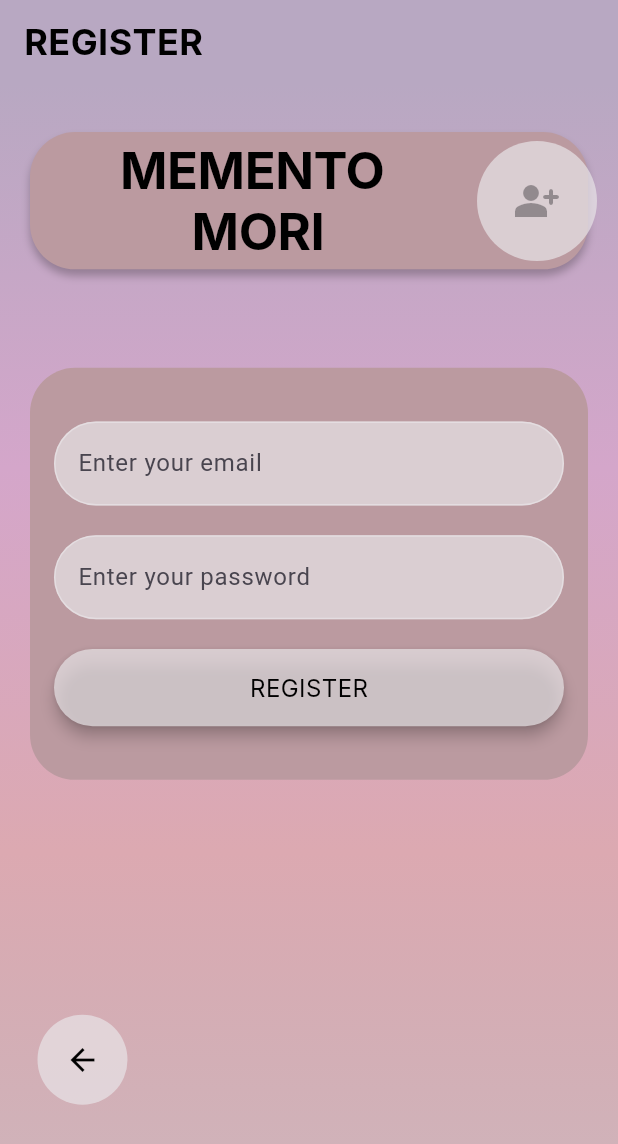
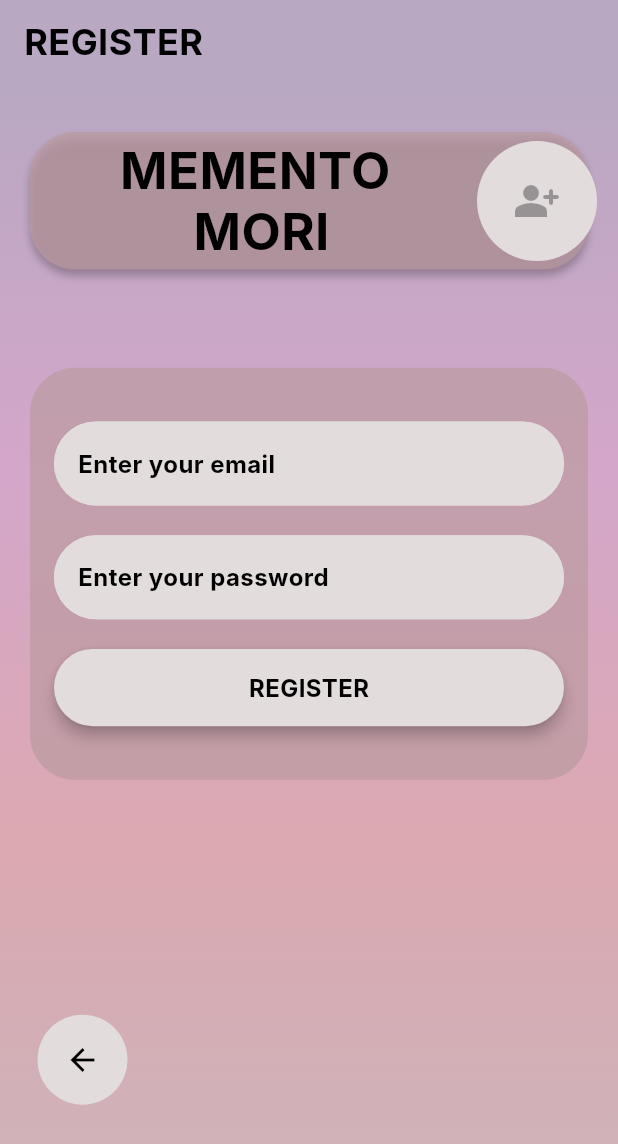
Before and after one commit to fickleDude/Diary-App, a Flutter app: the screen it shows after launch, after a tap on the "person add alt" icon, on a phone screen of 412 x 824 dp. Shown: the top 1144 px of the screen. Run offline on Flutter 3.47's test engine with Material 3 defaults, Android fonts, the phone set to English and light mode, and no system bars; our stand-ins replace firebase_core, shared_preferences, sqflite; accounts and stored records are empty; Roboto replaces fonts that are missing (Inter).

Commit message:
add validation to email, password text fields replace snackbar extract constants

```diff
--- a/lib/UI/login_page.dart
+++ b/lib/UI/login_page.dart
@@ -1,14 +1,23 @@
 import 'package:diary/UI/note_list_page.dart';
 import 'package:diary/UI/register_page.dart';
+import 'package:diary/utils/text_field.dart';
 import 'package:flutter/gestures.dart';
 import 'package:flutter/material.dart';
 import 'package:shared_preferences/shared_preferences.dart';
 
+import '../utils/constants.dart';
 import 'admin_page.dart';
 
-class LoginPage extends StatefulWidget {
+class LoginPage extends StatefulWidget{
   @override
   _LoginPageState createState() => _LoginPageState();
+
+  static PageRouteBuilder getRoute() {
+    return PageRouteBuilder(pageBuilder: (_, __, ___) {
+      return LoginPage();
+    });
+  }
+
 }
 
 class _LoginPageState extends State<LoginPage> {
@@ -29,13 +38,6 @@ class _LoginPageState extends State<LoginPage> {
     _loadCredentials();
   }
 
-  @override
-  void didChangeDependencies() {
-    super.didChangeDependencies();
-    screenHeight = MediaQuery.of(context).size.height;
-    screenWidth = MediaQuery.of(context).size.width;
-  }
-
   Future<void> _loadCredentials() async {
     _prefs = await SharedPreferences.getInstance();
   }
@@ -44,44 +46,36 @@ class _LoginPageState extends State<LoginPage> {
     String email = _emailController.text;
     String password = _passwordController.text;
 
-    // Check if the incoming user is an administrator
+    //ADMIN
     if (email == 'admin' && password == 'adminPassword') {
       // Authorization successful for administrator
       // Open the administration panel
       Navigator.push(
         context,
-        MaterialPageRoute(builder: (context) => AdminPage()),
+        AdminPage.getRoute(),
       );
-    } else {
-      // Остальные пользователи
+    }
+    // USERS
+    else {
       String? storedPassword = _prefs.getString(email);
-
+      //CORRECT
       if (storedPassword != null && password == storedPassword) {
-        // Credentials are correct, allow login
-        // Your further logic for successful login
-        print('Login successful');
-        final snackbar = SnackBar(
-          content: Text('Login successful'),
-          duration: Duration(seconds: 2),
-        );
-        scaffoldMessengerKey.currentState?.showSnackBar(snackbar);
-
+        dialog(context: context, text: 'Login successful');
         Navigator.push(
           context,
           MaterialPageRoute(builder: (context) => NoteListPage(username: email)),
         );
-      } else {
-        // Credentials are incorrect
-        final snackbar = SnackBar(
-          content: Text('Invalid credentials'),
-          duration: Duration(seconds: 2),
-        );
-        scaffoldMessengerKey.currentState?.showSnackBar(snackbar);
-        print('Login failed');
+      }
+      //INCORRECT
+      else if(storedPassword == null) {
+        dialog(context: context, text: 'User ${email} not found');
+      }
+      else{
+        dialog(context: context, text: 'Wrong credentials');
       }
     }
 
-    // Clear text fields
+    //CLEAR
     _emailController.clear();
     _passwordController.clear();
   }
@@ -89,57 +83,38 @@ class _LoginPageState extends State<LoginPage> {
   void _register() {
     Navigator.push(
       context,
-      MaterialPageRoute(builder: (context) => RegisterPage()),
+      RegisterPage.getRoute(),
     );
   }
+
   void _changePassword() {
     String email = _emailController.text;
     String newPassword = _passwordController.text;
-    print(email);
-// Check if a user with this email exists
-    if (_prefs.getKeys().contains(email)) {
-      // Now we need to check if this is a password change for the admin user
-      if (email != 'admin') {
-        _prefs.setString(email, newPassword); // Change the password
-        ScaffoldMessenger.of(context).showSnackBar(
-          SnackBar(
-            content: Text('Password changed successfully'),
-            duration: Duration(seconds: 2),
-          ),
-        );
-      } else {
-        // If this is the admin user, then you need to display a message about prohibiting password changes
-        ScaffoldMessenger.of(context).showSnackBar(
-          SnackBar(
-            content: Text('Changing password for admin is not allowed here'),
-            duration: Duration(seconds: 2),
-          ),
-        );
-      }
-    } else {
-      ScaffoldMessenger.of(context).showSnackBar(
-        SnackBar(
-          content: Text('User is not found'),
-          duration: Duration(seconds: 2),
-        ),
-      );
+
+    //ADMIN
+    if(email == 'admin'){
+      dialog(context: context, text:'Changing password for admin is not allowed here');
+    }
+    //USER EXISTS
+    else if (_prefs.getKeys().contains(email)){
+      _prefs.setString(email, newPassword); // Change the password
+      dialog(context:context, text:'Password changed successfully');
+    }
+    //USER DOESN'T EXISTS
+    else{
+      dialog(context:context, text:'User ${email} not found');
     }
   }
 
   @override
   Widget build(BuildContext context) {
-      return MaterialApp( //для создания графического интерфейса в стиле material design
+      screenHeight = MediaQuery.of(context).size.height;
+      screenWidth = MediaQuery.of(context).size.width;
+      return MaterialApp(
           home: Scaffold(
               appBar: AppBar(
-                title: Text('LOG IN', style: TextStyle(
-                  color: Colors.black,
-                  fontSize: 24,
-                  fontFamily: 'Inter',
-                  fontWeight: FontWeight.bold,
-                  height: 0,
-                  letterSpacing: 0.30,
-                ),),
-                backgroundColor: Color(0xFFB8A8C2),
+                title: Text('LOG IN', style: getTextStyle(24),),
+                backgroundColor: backgroundPurple,
               ),
               body: Stack(
                 children: [
@@ -187,7 +162,7 @@ class _LoginPageState extends State<LoginPage> {
           alignment: Alignment.centerLeft,
           padding: EdgeInsets.only(left: 60),
           decoration: ShapeDecoration(
-            color: Color(0xB2BB9AA0),
+            color: backgroundPink,
             shape: RoundedRectangleBorder(
             borderRadius: BorderRadius.circular(30),
             ),
@@ -203,21 +178,14 @@ class _LoginPageState extends State<LoginPage> {
           child: Text(
             'MEMENTO\n MORI',
             textAlign: TextAlign.center,
-            style: TextStyle(
-              color: Colors.black,
-              fontSize: 34,
-              fontFamily: 'Inter',
-              fontWeight: FontWeight.w700,
-              height: 0,
-              letterSpacing: -0.30,
-            ),
+            style: getTextStyle(34),
           ),
         ),
         Container(
           margin: EdgeInsets.only(right: 14, top: 14),
           child: CircleAvatar(
               radius: 40,
-              backgroundColor: Color(0xB2E8E4E7),
+              backgroundColor: primaryColor,
               child: IconButton(
                 icon: Icon(Icons.person_add_alt_rounded, size: 32,),
                 color: Colors.black,
@@ -235,7 +203,7 @@ class _LoginPageState extends State<LoginPage> {
       padding: EdgeInsets.all(16),
       height: screenHeight / 3,
       decoration: ShapeDecoration(
-        color: Color(0xB2BB9AA0),
+        color: backgroundPink,
         shape: RoundedRectangleBorder(
           borderRadius: BorderRadius.circular(30),
         ),
@@ -244,78 +212,39 @@ class _LoginPageState extends State<LoginPage> {
         mainAxisAlignment: MainAxisAlignment.spaceEvenly,
         crossAxisAlignment: CrossAxisAlignment.center,
         children: [
-          TextFormField(
+          CustomTextField(
+            hintText: "Enter your email",
             controller: _emailController,
-            decoration: InputDecoration(
-              hintText: "Enter your email",
-              filled: true,
-              fillColor: Color(0xB2E8E4E7),
-              focusedBorder: OutlineInputBorder(
-                borderSide: BorderSide(color: Color(0xB2E8E4E7)),
-                borderRadius: BorderRadius.circular(30),
-              ),
-              enabledBorder: OutlineInputBorder(
-                borderSide: BorderSide(color: Color(0xB2E8E4E7)),
-                borderRadius: BorderRadius.circular(30),
-              ),
-            ),
+            keyboardType: TextInputType.emailAddress,
+            isPassword: false,
           ),
-          TextFormField(
+          CustomTextField(
+            hintText: "Enter your password",
             controller: _passwordController,
-            decoration: InputDecoration(
-              hintText: "Enter your password",
-              filled: true,
-              fillColor: Color(0xB2E8E4E7),
-              enabledBorder: OutlineInputBorder(
-                borderSide: BorderSide(color: Color(0xB2E8E4E7)),
-                borderRadius: BorderRadius.circular(30),
-              ),
-              focusedBorder: OutlineInputBorder(
-                borderSide: BorderSide(color: Color(0xB2E8E4E7)),
-                borderRadius: BorderRadius.circular(30),
-              ),
-            ),
+            isPassword: true,
           ),
           ElevatedButton(
             style: ElevatedButton.styleFrom(
               shape: RoundedRectangleBorder(
                 borderRadius: BorderRadius.circular(30),
               ),
-              backgroundColor: Color(0xB2E8E4E7),
-              foregroundColor: Color(0xB2E8E4E7),
+              backgroundColor: primaryColor,
+              foregroundColor: primaryColor,
               fixedSize: Size(
                 screenWidth / 1.2,
                 screenHeight / 16),
               elevation: 4,
             ),
             onPressed: _login,
-            child: Text('LOG IN', style: TextStyle(
-              color: Colors.black,
-              fontSize: 16,
-              fontFamily: 'Inter',
-              fontWeight: FontWeight.w400,
-              height: 0,
-              letterSpacing: 0.30,
-            ),),
+            child: Text('LOG IN', style: getTextStyle(16),),
           ),
-          // ElevatedButton(
-          //   onPressed: _changePassword,
-          //   child: Text('Change password'),
-          // ),
         ],
       ),
     );
   }
 
   Widget changePassword(){
-    TextStyle defaultStyle = TextStyle(
-      color: Colors.black,
-      fontSize: 16,
-      fontFamily: 'Inter',
-      fontWeight: FontWeight.w400,
-      height: 0,
-      letterSpacing: 0.30,
-    );
+    TextStyle defaultStyle = getTextStyle(16);
     TextStyle linkStyle = TextStyle(
       color: Colors.black,
       fontSize: 16,
--- a/lib/UI/register_page.dart
+++ b/lib/UI/register_page.dart
@@ -4,24 +4,32 @@ import 'package:flutter/gestures.dart';
 import 'package:flutter/material.dart';
 import 'package:shared_preferences/shared_preferences.dart';
 
+import '../utils/constants.dart';
+import '../utils/text_field.dart';
 import 'admin_page.dart';
 
 class RegisterPage extends StatefulWidget {
   @override
   _RegisterPageState createState() => _RegisterPageState();
+
+  static PageRouteBuilder getRoute() {
+    return PageRouteBuilder(pageBuilder: (_, __, ___) {
+      return RegisterPage();
+    });
+  }
 }
 
 class _RegisterPageState extends State<RegisterPage> {
   final TextEditingController _emailController = TextEditingController();
   final TextEditingController _passwordController = TextEditingController();
 
+  //form validator
+  final GlobalKey<FormState> _formKey = GlobalKey<FormState>();
+
   late SharedPreferences _prefs;
 
   late double screenHeight;
   late double screenWidth;
-
-  final GlobalKey<ScaffoldMessengerState> scaffoldMessengerKey =
-  GlobalKey<ScaffoldMessengerState>();
 
   @override
   void initState() {
@@ -29,38 +37,28 @@ class _RegisterPageState extends State<RegisterPage> {
     _loadCredentials();
   }
 
-  @override
-  void didChangeDependencies() {
-    super.didChangeDependencies();
-    screenHeight = MediaQuery.of(context).size.height;
-    screenWidth = MediaQuery.of(context).size.width;
-  }
-
   Future<void> _loadCredentials() async {
     _prefs = await SharedPreferences.getInstance();
   }
 
   void _register() {
+    final FormState? form = _formKey.currentState;
+    if (!form!.validate()){
+      return;
+    }
     String email = _emailController.text;
     String password = _passwordController.text;
-
+    //USER EXISTS
     if (_prefs.getKeys().contains(email)) {
-      final snackbar =        SnackBar(
-        content: Text('This email is already in use'),
-        duration: Duration(seconds: 2),
-      );
-      scaffoldMessengerKey.currentState?.showSnackBar(snackbar);
-    } else {
+      dialog(context: context, text: 'This email is already in use');
+    }
+    //USER DOES NOT EXIST
+    else {
       _prefs.setString(email, password);
 
       _emailController.clear();
       _passwordController.clear();
-      final snackbar = SnackBar(
-        content: Text('Account created successfully'),
-        duration: Duration(seconds: 2),
-      );
-      scaffoldMessengerKey.currentState?.showSnackBar(snackbar);
-
+      dialog(context: context, text: 'Account created successfully');
       Navigator.push(
         context,
         MaterialPageRoute(builder: (context) => NoteListPage(username: email)),
@@ -72,24 +70,20 @@ class _RegisterPageState extends State<RegisterPage> {
     // Перейти на страницу входа без очистки данных для конкретного пользователя
     Navigator.push(
       context,
-      MaterialPageRoute(builder: (context) => LoginPage()),
+      LoginPage.getRoute(),
     );
   }
 
   @override
   Widget build(BuildContext context) {
+    screenHeight = MediaQuery.of(context).size.height;
+    screenWidth = MediaQuery.of(context).size.width;
+
     return MaterialApp( //для создания графического интерфейса в стиле material design
         home: Scaffold(
             appBar: AppBar(
-              title: Text('REGISTER', style: TextStyle(
-                color: Colors.black,
-                fontSize: 24,
-                fontFamily: 'Inter',
-                fontWeight: FontWeight.bold,
-                height: 0,
-                letterSpacing: 0.30,
-              ),),
-              backgroundColor: Color(0xFFB8A8C2),
+              title: Text('REGISTER', style: getTextStyle(24),),
+              backgroundColor: backgroundPurple,
             ),
             body: Stack(
               children: [
@@ -99,10 +93,10 @@ class _RegisterPageState extends State<RegisterPage> {
                         begin: Alignment.topCenter,
                         end: Alignment.bottomCenter,
                         colors: [
-                          Color(0xFFB8A8C2),
+                          backgroundPurple,
                           Color(0xFFD4A6CA),
                           Color(0xFFDCA9B1),
-                          Color(0xB2BB9AA0),
+                          backgroundPink,
                         ]),
                   ),
                 ),
@@ -114,6 +108,8 @@ class _RegisterPageState extends State<RegisterPage> {
                       height: screenHeight,
                       child: Padding(
                         padding: EdgeInsets.only(top: 24, bottom: 24),
+                        child: Form(
+                          key: _formKey,
                           child: Column(
                             mainAxisAlignment: MainAxisAlignment.start,
                             crossAxisAlignment: CrossAxisAlignment.center,
@@ -124,6 +120,7 @@ class _RegisterPageState extends State<RegisterPage> {
                               SizedBox(height: screenHeight * 0.19),
                               backButton()
                             ],
+                          ),
                         ),
                       ),
                     ),
@@ -146,7 +143,7 @@ class _RegisterPageState extends State<RegisterPage> {
             alignment: Alignment.centerLeft,
             padding: EdgeInsets.only(left: 60),
             decoration: ShapeDecoration(
-                color: Color(0xFFBB9AA0),
+                color: backgroundPink,
                 shape: RoundedRectangleBorder(
                   borderRadius: BorderRadius.circular(30),
                 ),
@@ -162,21 +159,14 @@ class _RegisterPageState extends State<RegisterPage> {
             child: Text(
               'MEMENTO\n MORI',
               textAlign: TextAlign.center,
-              style: TextStyle(
-                color: Colors.black,
-                fontSize: 34,
-                fontFamily: 'Inter',
-                fontWeight: FontWeight.w700,
-                height: 0,
-                letterSpacing: -0.30,
-              ),
+              style: getTextStyle(34),
             ),
           ),
           Container(
             margin: EdgeInsets.only(right: 14, top: 14),
             child: CircleAvatar(
               radius: 40,
-              backgroundColor: Color(0xB2E8E4E7),
+              backgroundColor: primaryColor,
               child: IconButton(
                 icon: Icon(Icons.person_add_alt_rounded, size: 32,),
                 color: Colors.black,
@@ -194,7 +184,7 @@ class _RegisterPageState extends State<RegisterPage> {
       padding: EdgeInsets.all(16),
       height: screenHeight / 3,
       decoration: ShapeDecoration(
-        color: Color(0xFFBB9AA0),
+        color: backgroundPink,
         shape: RoundedRectangleBorder(
           borderRadius: BorderRadius.circular(30),
         ),
@@ -203,64 +193,44 @@ class _RegisterPageState extends State<RegisterPage> {
         mainAxisAlignment: MainAxisAlignment.spaceEvenly,
         crossAxisAlignment: CrossAxisAlignment.center,
         children: [
-          TextFormField(
+          CustomTextField(
+            hintText: "Enter your email",
             controller: _emailController,
-            decoration: InputDecoration(
-              hintText: "Enter your email",
-              filled: true,
-              fillColor: Color(0xB2E8E4E7),
-              focusedBorder: OutlineInputBorder(
-                borderSide: BorderSide(color: Color(0xB2E8E4E7)),
-                borderRadius: BorderRadius.circular(30),
+            keyboardType: TextInputType.emailAddress,
+            isPassword: false,
+            onValidate: (email){
+              if(email!.isEmpty || email.length < 3 || !email.contains("@")){
+                return 'enter correct email';
+              }
+              return null;
+            },
           ),
-              enabledBorder: OutlineInputBorder(
-                borderSide: BorderSide(color: Color(0xB2E8E4E7)),
-                borderRadius: BorderRadius.circular(30),
-              ),
-            ),
-          ),
-          TextFormField(
+          CustomTextField(
+            hintText: "Enter your password",
             controller: _passwordController,
-            decoration: InputDecoration(
-              hintText: "Enter your password",
-              filled: true,
-              fillColor: Color(0xB2E8E4E7),
-              enabledBorder: OutlineInputBorder(
-                borderSide: BorderSide(color: Color(0xB2E8E4E7)),
-                borderRadius: BorderRadius.circular(30),
-              ),
-              focusedBorder: OutlineInputBorder(
-                borderSide: BorderSide(color: Color(0xB2E8E4E7)),
-                borderRadius: BorderRadius.circular(30),
-              ),
-            ),
+            isPassword: true,
+            onValidate: (password){
+              if(password!.isEmpty || password.length < 3){
+                return 'enter correct password';
+              }
+              return null;
+            },
           ),
           ElevatedButton(
             style: ElevatedButton.styleFrom(
               shape: RoundedRectangleBorder(
                 borderRadius: BorderRadius.circular(30),
               ),
-              backgroundColor: Color(0xB2E8E4E7),
-              foregroundColor: Color(0xB2E8E4E7),
+              backgroundColor: primaryColor,
+              foregroundColor: primaryColor,
               fixedSize: Size(
                   screenWidth / 1.2,
                   screenHeight / 16),
               elevation: 4,
             ),
             onPressed: _register,
-            child: Text('REGISTER', style: TextStyle(
-              color: Colors.black,
-              fontSize: 16,
-              fontFamily: 'Inter',
-              fontWeight: FontWeight.w400,
-              height: 0,
-              letterSpacing: 0.30,
-            ),),
+            child: Text('REGISTER', style: getTextStyle(16),),
           ),
-          // ElevatedButton(
-          //   onPressed: _changePassword,
-          //   child: Text('Change password'),
-          // ),
         ],
       ),
     );
@@ -272,7 +242,7 @@ class _RegisterPageState extends State<RegisterPage> {
       margin: EdgeInsets.symmetric(horizontal: 25),
       child: CircleAvatar(
         radius: 30,
-        backgroundColor: Color(0xB2E8E4E7),
+        backgroundColor: primaryColor,
         child: IconButton(
           icon: Icon(
             Icons.arrow_back,
--- /dev/null
+++ b/lib/utils/constants.dart
@@ -0,0 +1,31 @@
+import 'package:flutter/cupertino.dart';
+import 'package:flutter/material.dart';
+
+Color backgroundPurple = Color(0xFFB8A8C2);
+Color backgroundPink = Color(0xB2BB9AA0);
+Color primaryColor = Color(0xFFE2DCDC);
+
+
+dialog({required BuildContext context, required String text, String? content}){
+  showDialog(context: context,
+      builder: (context) => AlertDialog(
+        title: Text(text),
+        content: content == null ? Text("") : Text(content),
+        shape: RoundedRectangleBorder(
+            borderRadius: BorderRadius.all(Radius.circular(60))
+        ),
+        backgroundColor: primaryColor,
+        titleTextStyle: getTextStyle(16),
+      ));
+}
+
+TextStyle getTextStyle(double size, [Color color = Colors.black]) {
+  return TextStyle(
+    color: color,
+    fontSize: size,
+    fontFamily: 'Inter',
+    fontWeight: FontWeight.bold,
+    height: 0,
+    letterSpacing: 0.30,
+  );
+}
--- /dev/null
+++ b/lib/utils/text_field.dart
@@ -0,0 +1,65 @@
+import 'package:diary/utils/constants.dart';
+import 'package:flutter/cupertino.dart';
+import 'package:flutter/material.dart';
+
+class CustomTextField extends StatelessWidget{
+  final TextInputType? keyboardType;
+  final String? hintText;
+  final TextEditingController? controller;
+  final bool isPassword;
+  final String? Function(String?)? onValidate;
+
+  CustomTextField({
+    this.onValidate,
+    this.hintText,
+    this.controller,
+    this.isPassword = false,
+    this.keyboardType,
+  });
+
+  @override
+  Widget build(BuildContext context) {
+    return TextFormField(
+      keyboardType: keyboardType == null ? TextInputType.name : keyboardType,
+      validator: onValidate,
+      obscureText: isPassword == false ? false : isPassword,
+      controller: controller,
+      decoration: InputDecoration(
+        labelText: hintText ?? 'hint text...',
+        labelStyle: getTextStyle(16),
+        errorStyle: getTextStyle(16),
+        filled: true,
+        fillColor: primaryColor,
+        focusedBorder: OutlineInputBorder(
+            borderRadius: BorderRadius.circular(30),
+            borderSide:  BorderSide(
+                style: BorderStyle.solid,
+                color: primaryColor
+            )
+        ),
+        enabledBorder: OutlineInputBorder(
+            borderRadius: BorderRadius.circular(30),
+            borderSide:  BorderSide(
+                style: BorderStyle.solid,
+                color: primaryColor
+            )
+        ),
+        focusedErrorBorder: OutlineInputBorder(
+            borderRadius: BorderRadius.circular(30),
+            borderSide:  BorderSide(
+                style: BorderStyle.solid,
+                color: primaryColor
+            )
+        ),
+        errorBorder: OutlineInputBorder(
+            borderRadius: BorderRadius.circular(30),
+            borderSide:  BorderSide(
+                style: BorderStyle.solid,
+                color: primaryColor
+            )
+        ),
+      ),
+    );
+  }
+
+}
```
Also changed, not shown: lib/UI/admin_page.dart (+6 -13 lines), lib/UI/note_list_page.dart (+28 -59 lines), lib/UI/note_page.dart (+22 -30 lines). Lines whose indentation alone changed are shown as unchanged.
